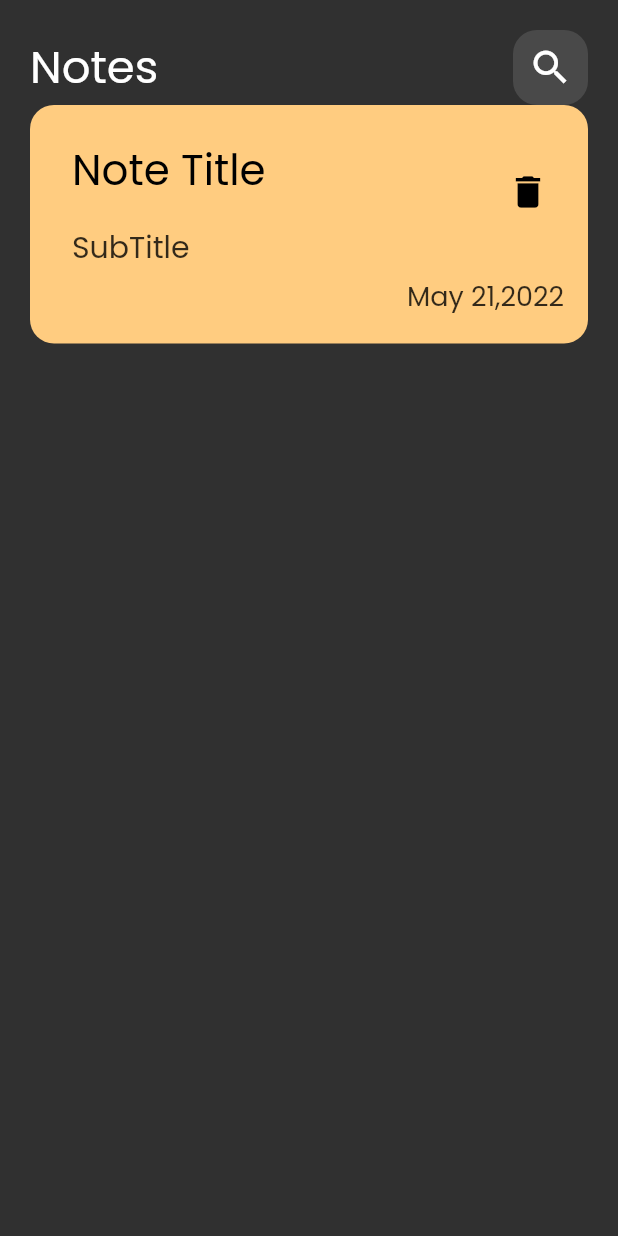
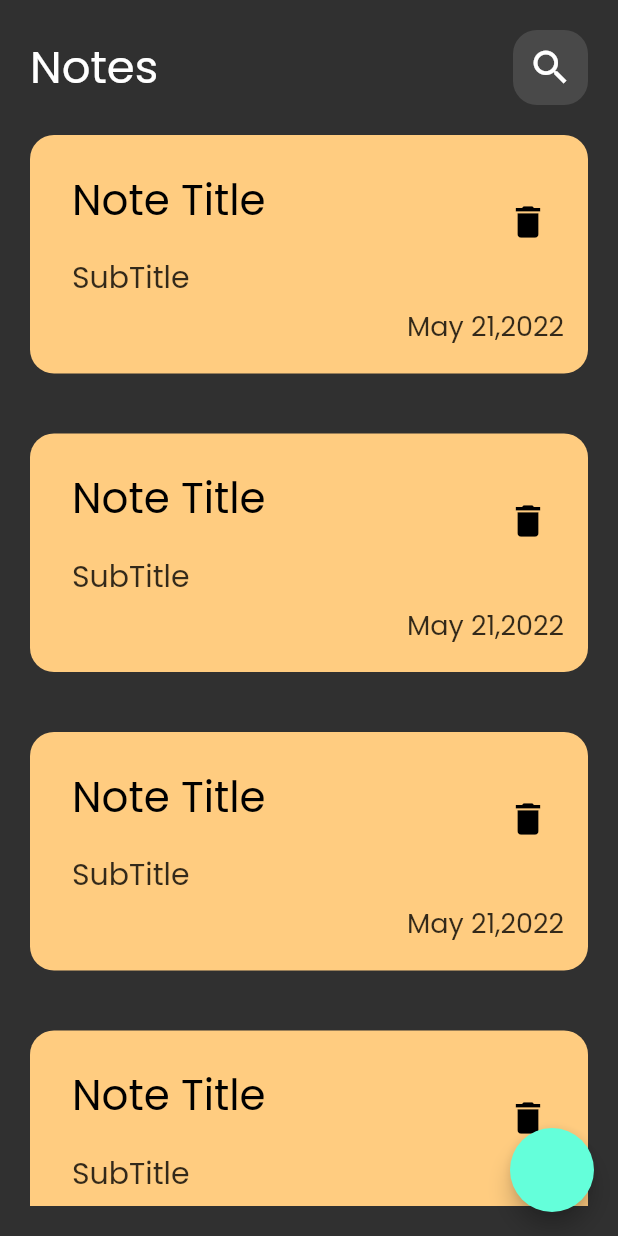
Before and after one commit to BishoyEssam/Notes-App, a Flutter app: the screen it shows after launch, on a phone screen of 412 x 824 dp. Run offline on Flutter 3.47's test engine with Material 2 defaults, Android fonts, the phone set to English and light mode, and no system bars.

Commit message:
Creating NotesListVIew

```diff
--- a/lib/views/NotesView.dart
+++ b/lib/views/NotesView.dart
@@ -6,8 +6,11 @@ class NotesView extends StatelessWidget {
 
   @override
   Widget build(BuildContext context) {
-    return const Scaffold(
-      body: SafeArea(
+    return Scaffold(
+      floatingActionButton: FloatingActionButton(
+        onPressed: () {},
+      ),
+      body: const SafeArea(
         child: NotesViewBody(),
       ),
     );
--- a/lib/widgets/NoteItem.dart
+++ b/lib/widgets/NoteItem.dart
@@ -8,6 +8,7 @@ class NoteItem extends StatelessWidget {
   @override
   Widget build(BuildContext context) {
     return Container(
+      margin: const EdgeInsets.symmetric(vertical: 20),
       padding: const EdgeInsets.only(
         top: 18,
         bottom: 18,
--- /dev/null
+++ b/lib/widgets/NotesBuilder.dart
@@ -0,0 +1,18 @@
+import 'package:flutter/material.dart';
+import 'package:notesapp/widgets/NoteItem.dart';
+
+class NotesBuilder extends StatelessWidget {
+  const NotesBuilder({
+    super.key,
+  });
+
+  @override
+  Widget build(BuildContext context) {
+    return Expanded(
+      child: ListView.builder(
+        itemBuilder: (context, index) => const NoteItem(),
+        itemCount: 10,
+      ),
+    );
+  }
+}
--- a/lib/widgets/notesViewBody.dart
+++ b/lib/widgets/notesViewBody.dart
@@ -1,7 +1,8 @@
+// ignore_for_file: file_names
+
 import 'package:flutter/material.dart';
 import 'package:notesapp/widgets/CustomAppBar.dart';
-
-import 'NoteItem.dart';
+import 'NotesBuilder.dart';
 
 class NotesViewBody extends StatelessWidget {
   const NotesViewBody({super.key});
@@ -13,7 +14,7 @@ class NotesViewBody extends StatelessWidget {
       child: Column(
         children: [
           CustomAppBar(),
-          NoteItem(),
+          NotesBuilder(),
         ],
       ),
     );
```
